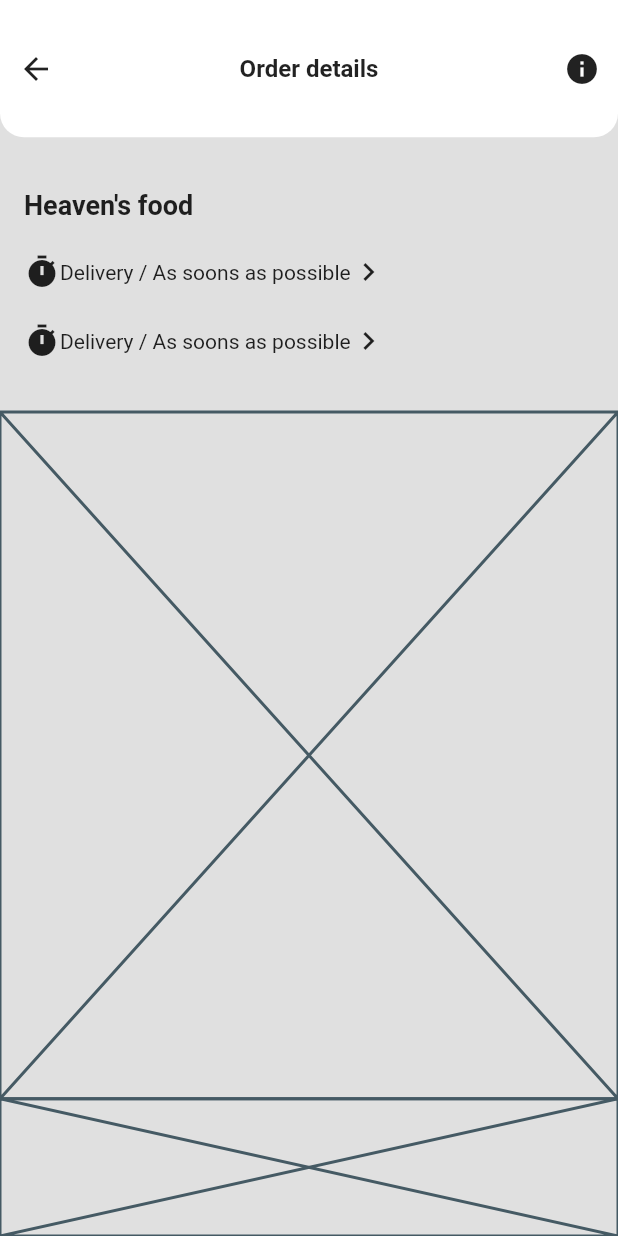
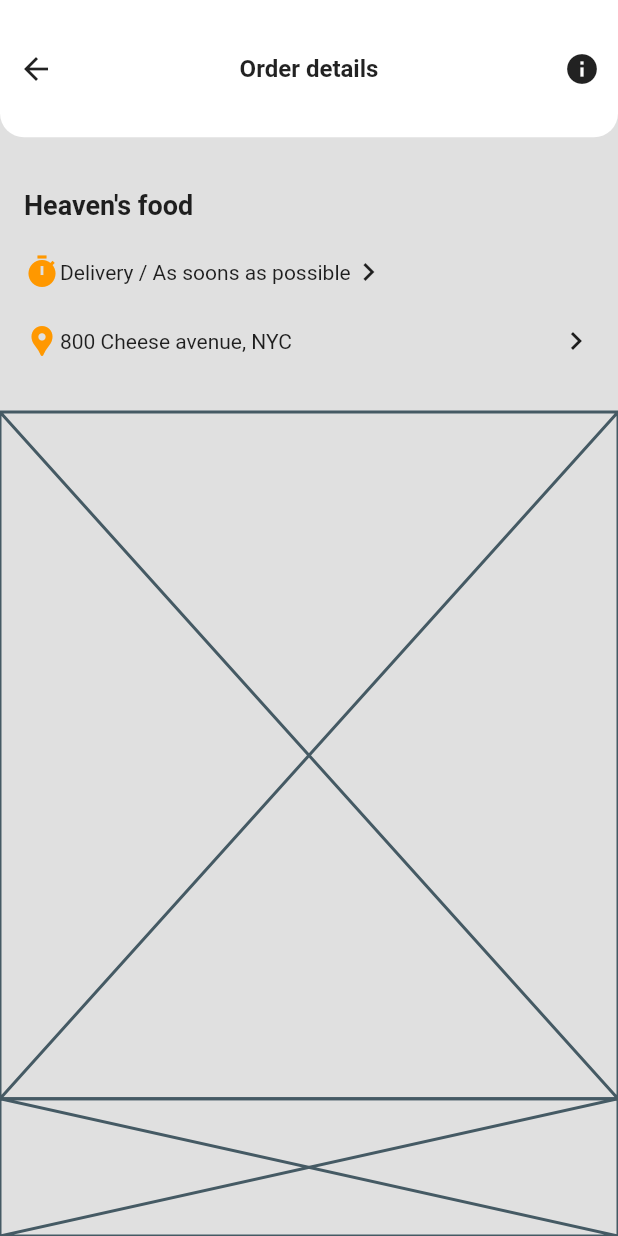
Before and after one commit to JAICHANGPARK/flutter_notebook_11th_story, a Flutter app: the screen it shows after launch, item 2 of the bottom bar chosen, on a phone screen of 412 x 824 dp. Run offline on Flutter 3.47's test engine with Material 2 defaults, Android fonts, the phone set to English and light mode, and no system bars; our stand-ins replace backdrop, badges, flutter_inner_drawer, flutter_slidable, flutter_swiper, google_fonts; network calls fail.

Commit message:
Update food_order_page.dart

```diff
--- a/lib/ep744_food_app/ui/food_order_page.dart
+++ b/lib/ep744_food_app/ui/food_order_page.dart
@@ -54,15 +54,22 @@ class _FoodOrderPageState extends State<FoodOrderPage> {
                       ),
                       Row(
                         children: [
-                          Icon(Icons.timer),
+                          Icon(
+                            Icons.timer,
+                            color: Colors.orange,
+                          ),
                           Text("Delivery / As soons as possible"),
                           Icon(Icons.keyboard_arrow_right)
                         ],
                       ),
                       Row(
                         children: [
-                          Icon(Icons.timer),
-                          Text("Delivery / As soons as possible"),
+                          Icon(
+                            Icons.location_pin,
+                            color: Colors.orange,
+                          ),
+                          Text("800 Cheese avenue, NYC"),
+                          Spacer(),
                           Icon(Icons.keyboard_arrow_right)
                         ],
                       )
```
